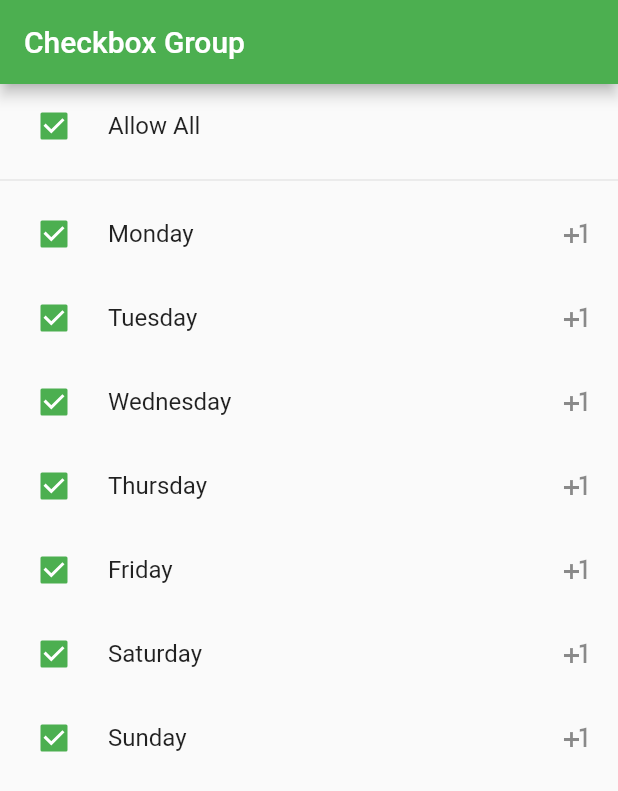
After one commit to ngocsonkt99/tutorial_flutter, a Flutter app: the screen it shows after launch, after a tap on "Allow All", on a phone screen of 412 x 824 dp. The commit adds this screen. Shown: the top 791 px of the screen. Run offline on Flutter 3.47's test engine with Material 2 defaults, Android fonts, the phone set to English and light mode, and no system bars; our stand-ins replace carousel_slider, photo_view.

Commit message:
checkbox_group_toggle

```diff
--- a/lib/main.dart
+++ b/lib/main.dart
@@ -1,4 +1,5 @@
 import 'package:flutter/material.dart';
+import 'package:tutorial_flutter/views/CheckboxGroupView.dart';
 import 'package:tutorial_flutter/views/GalleryPhotoZoomableView.dart';
 
 void main() {
@@ -18,7 +19,8 @@ class MyApp extends StatelessWidget {
         visualDensity: VisualDensity.adaptivePlatformDensity,
       ),
       // home: const MyHomePage(title: 'Tutorial Flutter'),
-      home: GalleryPhotoZoomableView(),
+      // home: GalleryPhotoZoomableView(),
+      home: CheckboxGroupView(),
     );
   }
 }
--- /dev/null
+++ b/lib/models/CheckboxModel.dart
@@ -0,0 +1,7 @@
+class CheckboxModel {
+  int id;
+  String name;
+  bool selected;
+
+  CheckboxModel({required this.id,  required this.name, required this.selected});
+}
--- /dev/null
+++ b/lib/views/CheckboxGroupView.dart
@@ -0,0 +1,85 @@
+import 'package:flutter/material.dart';
+import 'package:tutorial_flutter/models/CheckboxModel.dart';
+
+class CheckboxGroupView extends StatefulWidget {
+  const CheckboxGroupView({ Key? key }) : super(key: key);
+
+  @override
+  _CheckboxGroupViewState createState() => _CheckboxGroupViewState();
+}
+
+class _CheckboxGroupViewState extends State<CheckboxGroupView> {
+  List<CheckboxModel> _dropdownAvailability = [];
+  bool _checkAll = false;
+
+  @override
+  void initState(){
+    _dropdownAvailability.addAll({
+      CheckboxModel(id: 1, name: "Monday", selected: false),
+      CheckboxModel(id: 2, name: "Tuesday", selected: false),
+      CheckboxModel(id: 3, name: "Wednesday", selected: false),
+      CheckboxModel(id: 4, name: "Thursday", selected: false),
+      CheckboxModel(id: 5, name: "Friday", selected: false),
+      CheckboxModel(id: 6, name: "Saturday", selected: false),
+      CheckboxModel(id: 7, name: "Sunday", selected: false),
+    });
+    super.initState();
+  }
+  @override
+  Widget build(BuildContext context) {
+    return Scaffold(
+      appBar: AppBar(
+        title: Text("Checkbox Group"),
+      ),
+      body: Column(
+        children: [
+          CheckboxListTile(
+            controlAffinity: ListTileControlAffinity.leading,
+            title: Row(
+              mainAxisAlignment: MainAxisAlignment.spaceBetween,
+              children: [
+                Text("Allow All"),
+              ],
+            ),
+            value: _checkAll,
+            onChanged: (value){
+              setState(() {
+                _checkAll = value!;
+                _dropdownAvailability.forEach((element) {
+                  element.selected = value;
+                });
+              });
+            }
+          ),
+          Divider(),
+          ListView.builder(
+            shrinkWrap: true,
+            itemCount: _dropdownAvailability.length,
+            itemBuilder: (context, index){
+              return CheckboxListTile(
+                controlAffinity: ListTileControlAffinity.leading,
+                title: Row(
+                  mainAxisAlignment: MainAxisAlignment.spaceBetween,
+                  children: [
+                    Text(_dropdownAvailability[index].name),
+                    Icon(Icons.plus_one),
+                  ],
+                ),
+                value: _dropdownAvailability[index].selected,
+                onChanged: (value){
+                  setState(() {
+                    _dropdownAvailability[index].selected = value!;
+
+                    final check = _dropdownAvailability.every((element) => element.selected);
+
+                    _checkAll = check;
+                  });
+                }
+              );
+            }
+          ),
+        ],
+      ),
+    );
+  }
+}
```
